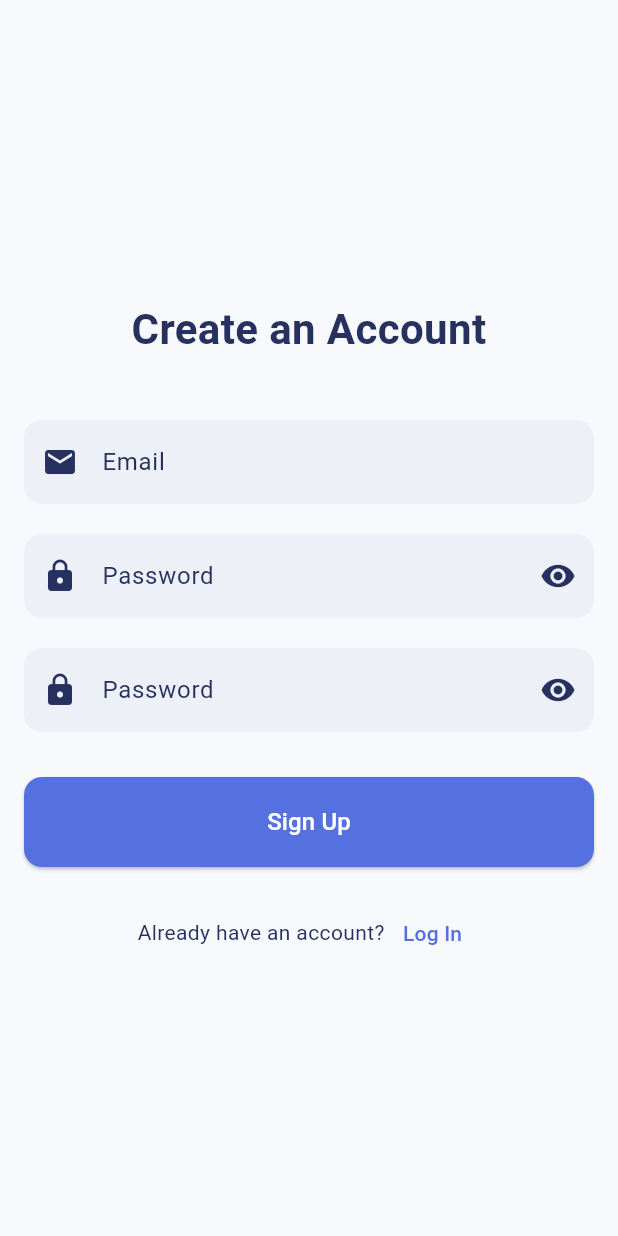
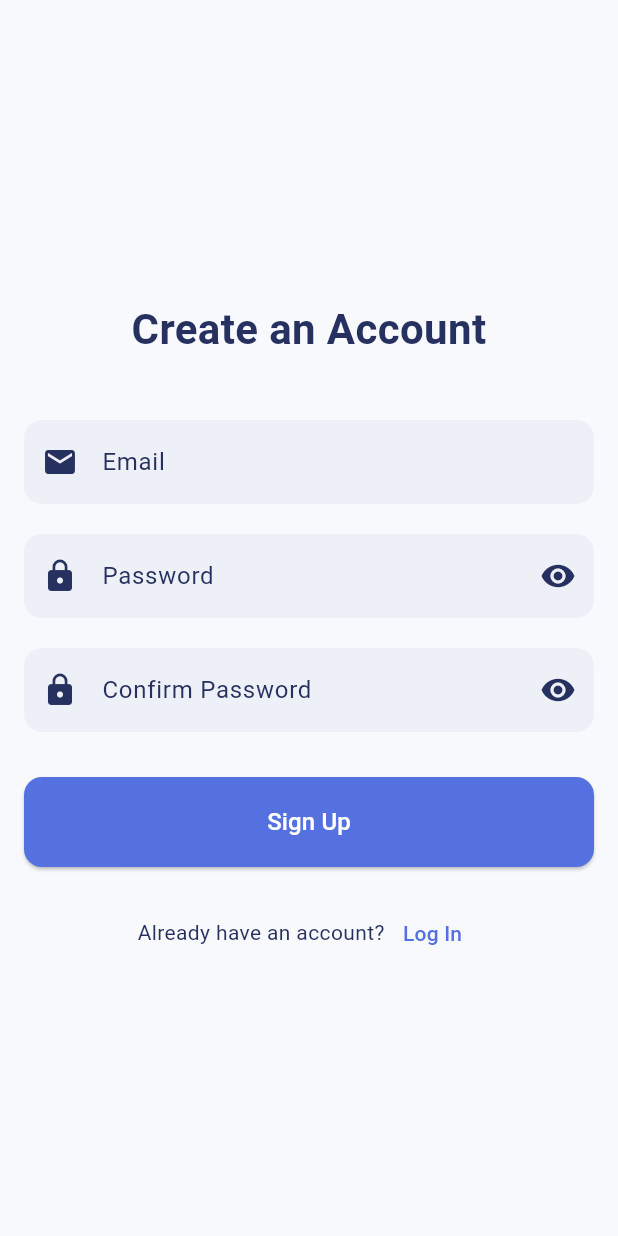
Before and after one commit to dbl8005/lyfer, a Flutter app: the SignupScreen screen opened by its route, on a phone screen of 412 x 824 dp. Run offline on Flutter 3.47's test engine with Material 3 defaults, Android fonts, the phone set to English and light mode, and no system bars; our stand-ins replace cloud_firestore, firebase_auth, firebase_core, flutter_colorpicker, flutter_riverpod, go_router and 5 more; accounts and stored records are empty; network calls fail.

Commit message:
Refactor authentication form fields to use constants for labels and improve UI consistency; add UI constants for styling

```diff
--- /dev/null
+++ b/lib/core/constants/ui_constants.dart
@@ -0,0 +1,33 @@
+import 'package:flutter/material.dart';
+
+class UIConstants {
+  // Colors
+  static const Color primaryColor = Colors.blue;
+  static const Color googleSignInColor = Colors.red;
+
+  // Text styles
+  static const TextStyle headingStyle = TextStyle(
+    fontSize: 28,
+    fontWeight: FontWeight.bold,
+  );
+
+  static const TextStyle subheadingStyle = TextStyle(
+    fontSize: 24,
+    fontWeight: FontWeight.bold,
+  );
+
+  // Spacing
+  static const double defaultPadding = 16.0;
+  static const double smallSpacing = 8.0;
+  static const double mediumSpacing = 16.0;
+  static const double largeSpacing = 20.0;
+  static const double extraLargeSpacing = 30.0;
+  static const double formFieldSpacing = 20.0;
+
+  // Button sizes
+  static const Size defaultButtonSize = Size(200, 60);
+
+  // Icon sizes
+  static const double defaultIconSize = 24.0;
+  static const double largeIconSize = 30.0;
+}
--- /dev/null
+++ b/lib/features/auth/constants/auth_constants.dart
@@ -0,0 +1,48 @@
+class AuthConstants {
+  // Error codes
+  static const String userNotFound = 'user-not-found';
+  static const String wrongPassword = 'wrong-password';
+  static const String invalidEmail = 'invalid-email';
+  static const String signInCanceled = 'sign_in_canceled';
+  static const String googleSignInFailed = 'google_sign_in_failed';
+
+  // Error messages
+  static const String userNotFoundMessage = 'No user found for that email.';
+  static const String wrongPasswordMessage =
+      'Wrong password provided for that user.';
+  static const String invalidEmailMessage = 'Invalid email provided.';
+  static const String signInCanceledMessage = 'Sign in was canceled';
+  static const String googleSignInFailedMessage =
+      'Google Sign In failed. Please try again';
+  static const String genericErrorMessage =
+      'An error occurred. Please try again.';
+  static const String emailVerificationSent = 'Verification email sent to ';
+
+  // UI text
+  static const String loginButtonText = 'Log In';
+  static const String signUpButtonText = 'Sign Up';
+  static const String googleSignInButtonText = 'Sign in with Google';
+  static const String forgotPasswordText = 'Forgot Password?';
+  static const String noAccountText = "Don't have an account?";
+  static const String haveAccountText = 'Already have an account?';
+  static const String welcomeBackText = 'Welcome Back!';
+  static const String createAccountText = 'Create an Account';
+  static const String verifyEmailTitle = 'Verify Email';
+  static const String verifyEmailMessage =
+      'Please verify your email to continue.';
+  static const String resendVerificationEmail = 'Resend Verification Email';
+  static const String resendInSecondsMessage = 'Resend in ';
+  static const String secondsText = ' seconds';
+
+  // Form validation
+  static const String emailRequired = 'Email is required';
+  static const String passwordRequired = 'Password is required';
+
+  // Field labels
+  static const String emailLabel = 'Email';
+  static const String passwordLabel = 'Password';
+  static const String confirmPasswordLabel = 'Confirm Password';
+
+  // Cooldown duration for email verification (in seconds)
+  static const int verificationEmailCooldown = 60;
+}
--- a/lib/features/auth/presentation/screens/signup_screen.dart
+++ b/lib/features/auth/presentation/screens/signup_screen.dart
@@ -1,10 +1,13 @@
+import 'package:firebase_auth/firebase_auth.dart';
 import 'package:flutter/material.dart';
 import 'package:flutter_riverpod/flutter_riverpod.dart';
 import 'package:go_router/go_router.dart';
+import 'package:lyfer/core/constants/ui_constants.dart';
 import 'package:lyfer/core/router/router.dart';
 import 'package:lyfer/core/utils/dialogs/error_dialog.dart';
 import 'package:lyfer/core/utils/validators/email_validator.dart';
 import 'package:lyfer/core/utils/validators/password_validator.dart';
+import 'package:lyfer/features/auth/constants/auth_constants.dart';
 import 'package:lyfer/features/auth/providers/auth_provider.dart';
 import 'package:lyfer/features/auth/presentation/widgets/auth_button.dart';
 import 'package:lyfer/features/auth/presentation/widgets/confirm_password_form_field.dart';
--- a/lib/features/auth/presentation/widgets/auth_button.dart
+++ b/lib/features/auth/presentation/widgets/auth_button.dart
@@ -1,36 +1,33 @@
 import 'package:flutter/material.dart';
+import 'package:lyfer/core/constants/ui_constants.dart';
 
-class AuthButton extends StatefulWidget {
+class AuthButton extends StatelessWidget {
   final bool isLoading;
   final VoidCallback onPressed;
   final String text;
-  final Color? buttonColor; // Optional button color
-  final Icon? leadingIcon; // Optional leading icon
+  final Color? buttonColor;
+  final Icon? leadingIcon;
 
   const AuthButton({
     super.key,
     required this.isLoading,
     required this.onPressed,
     required this.text,
-    this.buttonColor, // Optional parameter
-    this.leadingIcon, // Optional parameter
+    this.buttonColor,
+    this.leadingIcon,
   });
 
   @override
-  State<AuthButton> createState() => _AuthButtonState();
-}
-
-class _AuthButtonState extends State<AuthButton> {
-  @override
   Widget build(BuildContext context) {
     return ElevatedButton(
-      onPressed: widget.isLoading ? null : widget.onPressed,
+      onPressed: isLoading ? null : onPressed,
       style: ElevatedButton.styleFrom(
-        padding: const EdgeInsets.symmetric(vertical: 16),
-        backgroundColor: widget.buttonColor,
-        fixedSize: Size(200, 60),
+        padding:
+            const EdgeInsets.symmetric(vertical: UIConstants.mediumSpacing),
+        backgroundColor: buttonColor,
+        fixedSize: UIConstants.defaultButtonSize,
       ),
-      child: widget.isLoading
+      child: isLoading
           ? const SizedBox(
               height: 20,
               width: 20,
@@ -43,12 +40,12 @@ class _AuthButtonState extends State<AuthButton> {
               mainAxisAlignment: MainAxisAlignment.center,
               mainAxisSize: MainAxisSize.min,
               children: [
-                if (widget.leadingIcon != null) ...[
-                  widget.leadingIcon!,
-                  const SizedBox(width: 8),
+                if (leadingIcon != null) ...[
+                  leadingIcon!,
+                  const SizedBox(width: UIConstants.smallSpacing),
                 ],
                 Text(
-                  widget.text,
+                  text,
                   style: const TextStyle(fontSize: 16),
                 ),
               ],
--- a/lib/features/auth/presentation/widgets/confirm_password_form_field.dart
+++ b/lib/features/auth/presentation/widgets/confirm_password_form_field.dart
@@ -1,5 +1,6 @@
 import 'package:flutter/material.dart';
 import 'package:lyfer/core/utils/validators/password_validator.dart';
+import 'package:lyfer/features/auth/constants/auth_constants.dart';
 
 class ConfirmPasswordFormField extends StatefulWidget {
   final TextEditingController controller;
@@ -24,7 +25,7 @@ class _ConfirmPasswordFormFieldState extends State<ConfirmPasswordFormField> {
     return TextFormField(
       controller: widget.controller,
       decoration: InputDecoration(
-        labelText: 'Password',
+        labelText: AuthConstants.confirmPasswordLabel,
         border: const OutlineInputBorder(),
         prefixIcon: const Icon(Icons.lock),
         suffixIcon: IconButton(
@@ -44,6 +45,7 @@ class _ConfirmPasswordFormFieldState extends State<ConfirmPasswordFormField> {
           value,
         );
       },
+      textInputAction: TextInputAction.done,
     );
   }
 }
--- a/lib/features/auth/presentation/widgets/email_form_field.dart
+++ b/lib/features/auth/presentation/widgets/email_form_field.dart
@@ -1,5 +1,6 @@
 import 'package:flutter/material.dart';
 import 'package:lyfer/core/utils/validators/email_validator.dart';
+import 'package:lyfer/features/auth/constants/auth_constants.dart';
 
 class EmailFormField extends StatelessWidget {
   final TextEditingController controller;
@@ -16,12 +17,14 @@ class EmailFormField extends StatelessWidget {
     return TextFormField(
       controller: controller,
       decoration: const InputDecoration(
-        labelText: 'Email',
+        labelText: AuthConstants.emailLabel,
         border: OutlineInputBorder(),
         prefixIcon: Icon(Icons.email),
       ),
       keyboardType: TextInputType.emailAddress,
       validator: validator,
+      autocorrect: false,
+      textInputAction: TextInputAction.next,
     );
   }
 }
--- a/lib/features/auth/presentation/widgets/password_form_field.dart
+++ b/lib/features/auth/presentation/widgets/password_form_field.dart
@@ -1,14 +1,17 @@
 import 'package:flutter/material.dart';
 import 'package:lyfer/core/utils/validators/password_validator.dart';
+import 'package:lyfer/features/auth/constants/auth_constants.dart';
 
 class PasswordFormField extends StatefulWidget {
   final TextEditingController controller;
   final String? Function(String?) validator;
+  final TextInputAction textInputAction;
 
   const PasswordFormField({
     super.key,
     required this.controller,
     required this.validator,
+    this.textInputAction = TextInputAction.done,
   });
 
   @override
@@ -23,7 +26,7 @@ class _PasswordFormFieldState extends State<PasswordFormField> {
     return TextFormField(
       controller: widget.controller,
       decoration: InputDecoration(
-        labelText: 'Password',
+        labelText: AuthConstants.passwordLabel,
         border: const OutlineInputBorder(),
         prefixIcon: const Icon(Icons.lock),
         suffixIcon: IconButton(
@@ -38,6 +41,7 @@ class _PasswordFormFieldState extends State<PasswordFormField> {
       ),
       obscureText: _obscurePassword,
       validator: widget.validator,
+      textInputAction: widget.textInputAction,
     );
   }
 }
```
Also changed, not shown: lib/features/auth/presentation/screens/login_screen.dart (+40 -40 lines), lib/features/auth/providers/auth_provider.dart (+28 -0 lines), lib/features/auth/services/auth_service.dart (+63 -7 lines).
